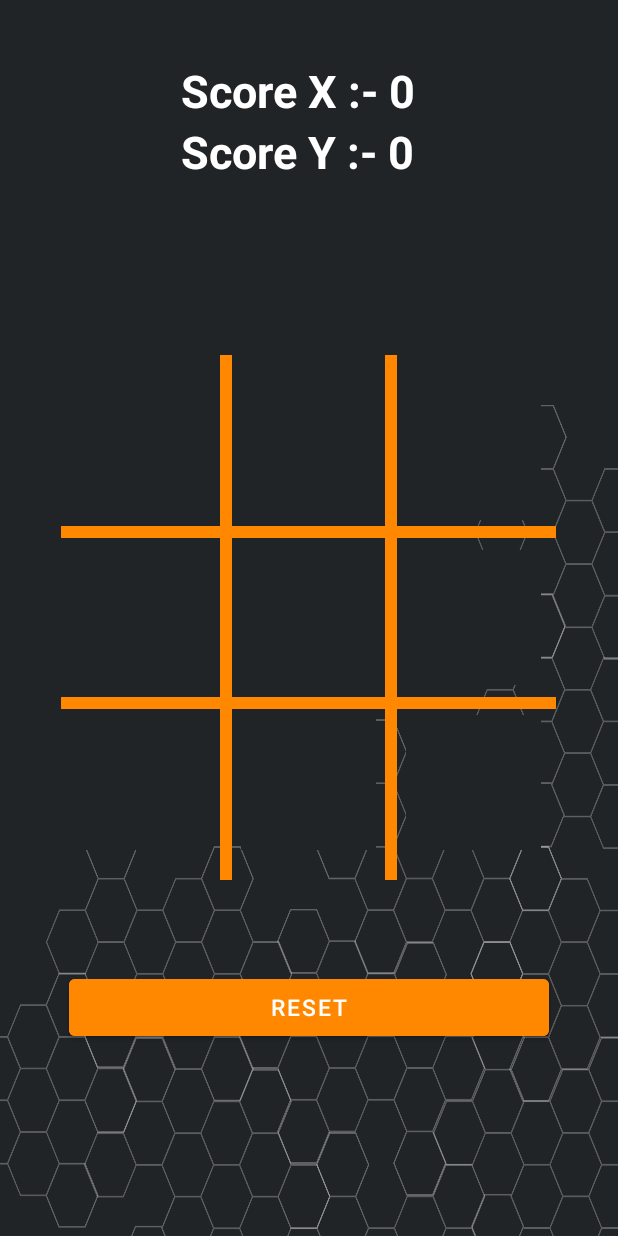
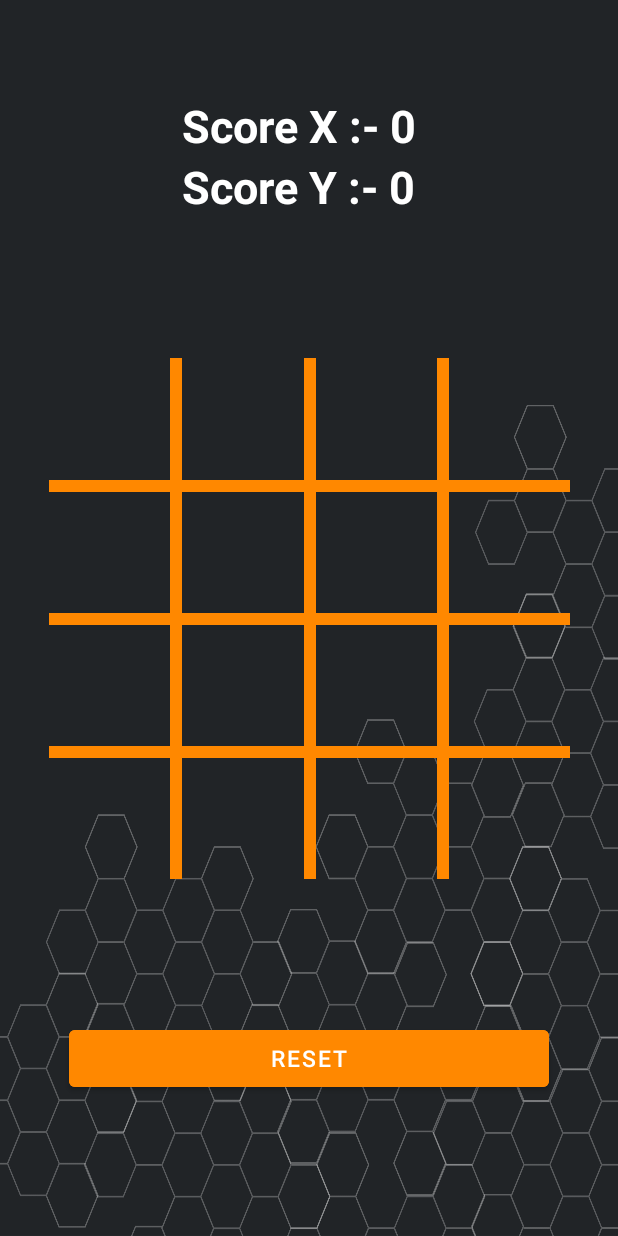
Before and after one commit to Yayawak/pig-pack-deng, an Android app: the screen it shows after launch (MainActivity), on a phone screen of 412 x 824 dp. Run offline under Robolectric (Android 15) with nearby library versions, the phone set to English and light mode, and no system bars.

Commit message:
Four tile XML

```diff
--- a/app/src/main/java/com/example/android_tic_tac_toe_app/MainActivity.java
+++ b/app/src/main/java/com/example/android_tic_tac_toe_app/MainActivity.java
@@ -14,7 +14,9 @@ import android.widget.TextView;
 public class MainActivity extends AppCompatActivity {
 
     //    variables for image view
-    ImageView button1,button2,button3,button4,button5,button6,button7,button8,button9;
+    ImageView button1,button2,button3,button4,button5,button6,button7,button8,button9,button10,button11,button12,button13,
+    button14,button15,button16;
+
 
     private String startGame = "X";
 
@@ -34,17 +36,24 @@ public class MainActivity extends AppCompatActivity {
     @Override
     protected void onCreate(Bundle savedInstanceState) {
         super.onCreate(savedInstanceState);
-        setContentView(R.layout.activity_main);
+        setContentView(R.layout.four_tile);
 
-        button1 = findViewById(R.id.buttonImage1);
-        button2 = findViewById(R.id.buttonImage2);
-        button3 = findViewById(R.id.buttonImage3);
-        button4 = findViewById(R.id.buttonImage4);
-        button5 = findViewById(R.id.buttonImage5);
-        button6 = findViewById(R.id.buttonImage6);
-        button7 = findViewById(R.id.buttonImage7);
-        button8 = findViewById(R.id.buttonImage8);
-        button9 = findViewById(R.id.buttonImage9);
+        button1 = findViewById(R.id.tile1);
+        button2 = findViewById(R.id.tile2);
+        button3 = findViewById(R.id.tile3);
+        button4 = findViewById(R.id.tile4);
+        button5 = findViewById(R.id.tile5);
+        button6 = findViewById(R.id.tile6);
+        button7 = findViewById(R.id.tile7);
+        button8 = findViewById(R.id.tile8);
+        button9 = findViewById(R.id.tile9);
+        button10 = findViewById(R.id.tile10);
+        button11 = findViewById(R.id.tile11);
+        button12 = findViewById(R.id.tile12);
+        button13 = findViewById(R.id.tile13);
+        button14 = findViewById(R.id.tile14);
+        button15 = findViewById(R.id.tile15);
+        button16 = findViewById(R.id.tile16);
 
         scorex = findViewById(R.id.ScoreX);
         scoreo = findViewById(R.id.ScoreY);
--- /dev/null
+++ b/app/src/main/res/layout/four_tile.xml
@@ -0,0 +1,274 @@
+<?xml version="1.0" encoding="utf-8"?>
+<androidx.constraintlayout.widget.ConstraintLayout xmlns:android="http://schemas.android.com/apk/res/android"
+    xmlns:app="http://schemas.android.com/apk/res-auto"
+    xmlns:tools="http://schemas.android.com/tools"
+    android:layout_width="match_parent"
+    android:layout_height="match_parent"
+    android:background="@drawable/bg_app"
+    tools:context=".MainActivity">
+
+    <!--    score board-->
+    <LinearLayout
+        android:layout_width="250dp"
+        android:layout_height="wrap_content"
+        android:layout_centerHorizontal="true"
+        android:layout_marginBottom="30dp"
+        android:orientation="vertical"
+        android:paddingLeft="40dp"
+        android:paddingRight="40dp"
+        app:layout_constraintEnd_toEndOf="parent"
+        app:layout_constraintStart_toStartOf="parent"
+        app:layout_constraintTop_toTopOf="parent"
+        app:layout_constraintBottom_toTopOf="@id/fourTile">
+
+        <!-- score of X-->
+        <TextView
+            android:id="@+id/ScoreX"
+            android:layout_width="match_parent"
+            android:layout_height="wrap_content"
+            android:text="Score X :- 0"
+            android:textColor="@color/white"
+            android:textSize="30sp"
+            android:textStyle="bold">
+
+        </TextView>
+
+        <!--  score of Y-->
+        <TextView
+            android:id="@+id/ScoreY"
+            android:layout_width="match_parent"
+            android:layout_height="wrap_content"
+            android:text="Score Y :- 0"
+            android:textColor="@color/white"
+            android:textSize="30sp"
+            android:textStyle="bold">
+
+        </TextView>
+    </LinearLayout>
+
+    <androidx.constraintlayout.widget.ConstraintLayout
+        android:id="@+id/fourTile"
+        android:layout_width="350dp"
+        android:layout_height="350dp"
+        app:layout_constraintBottom_toBottomOf="parent"
+        app:layout_constraintEnd_toEndOf="parent"
+        app:layout_constraintStart_toStartOf="parent"
+        app:layout_constraintTop_toTopOf="parent"
+        android:padding="1dp">
+
+        <!-- horizontal line -->
+        <RelativeLayout
+            android:id="@+id/firstHorizontalLine"
+            android:layout_width="0dp"
+            android:layout_height="8dp"
+            android:background="#FF8800"
+            app:layout_constraintBottom_toTopOf="@id/secondHorizontalLine"
+            app:layout_constraintEnd_toEndOf="parent"
+            app:layout_constraintStart_toStartOf="parent"
+            app:layout_constraintTop_toTopOf="parent" />
+
+        <RelativeLayout
+            android:id="@+id/secondHorizontalLine"
+            android:layout_width="0dp"
+            android:layout_height="8dp"
+            android:background="#FF8800"
+            app:layout_constraintBottom_toBottomOf="parent"
+            app:layout_constraintEnd_toEndOf="parent"
+            app:layout_constraintStart_toStartOf="parent"
+            app:layout_constraintTop_toTopOf="parent" />
+
+        <RelativeLayout
+            android:id="@+id/thirdHorizontalLine"
+            android:layout_width="0dp"
+            android:layout_height="8dp"
+            android:background="#FF8800"
+            app:layout_constraintBottom_toBottomOf="parent"
+            app:layout_constraintEnd_toEndOf="parent"
+            app:layout_constraintStart_toStartOf="parent"
+            app:layout_constraintTop_toBottomOf="@+id/secondHorizontalLine" />
+
+        <!-- Vertical line -->
+        <RelativeLayout
+            android:id="@+id/firstVerticalLine"
+            android:layout_width="8dp"
+            android:layout_height="0dp"
+            android:background="#FF8800"
+            app:layout_constraintBottom_toBottomOf="parent"
+            app:layout_constraintEnd_toStartOf="@+id/secondVerticalLine"
+            app:layout_constraintStart_toStartOf="parent"
+            app:layout_constraintTop_toTopOf="parent" />
+
+        <RelativeLayout
+            android:id="@+id/secondVerticalLine"
+            android:layout_width="8dp"
+            android:layout_height="0dp"
+            android:background="#FF8800"
+            app:layout_constraintBottom_toBottomOf="parent"
+            app:layout_constraintEnd_toEndOf="parent"
+            app:layout_constraintStart_toStartOf="parent"
+            app:layout_constraintTop_toTopOf="parent" />
+
+        <RelativeLayout
+            android:id="@+id/thirdVerticalLine"
+            android:layout_width="8dp"
+            android:layout_height="0dp"
+            android:background="#FF8800"
+            app:layout_constraintBottom_toBottomOf="parent"
+            app:layout_constraintEnd_toEndOf="parent"
+            app:layout_constraintStart_toEndOf="@id/secondVerticalLine"
+            app:layout_constraintTop_toTopOf="parent" />
+
+        <!--    First Row    -->
+
+        <ImageView
+            android:id="@+id/tile1"
+            android:layout_width="80dp"
+            android:layout_height="80dp"
+            app:layout_constraintStart_toStartOf="parent"
+            app:layout_constraintTop_toTopOf="parent" />
+
+        <ImageView
+            android:id="@+id/tile2"
+            android:layout_width="80dp"
+            android:layout_height="80dp"
+            app:layout_constraintEnd_toStartOf="@id/tile3"
+            app:layout_constraintStart_toEndOf="@id/tile1"
+            app:layout_constraintTop_toTopOf="parent" />
+
+        <ImageView
+            android:id="@+id/tile3"
+            android:layout_width="80dp"
+            android:layout_height="80dp"
+            app:layout_constraintEnd_toStartOf="@+id/tile4"
+            app:layout_constraintStart_toEndOf="@id/tile2"
+            app:layout_constraintTop_toTopOf="parent" />
+
+        <ImageView
+            android:id="@+id/tile4"
+            android:layout_width="80dp"
+            android:layout_height="80dp"
+            app:layout_constraintEnd_toEndOf="parent"
+            app:layout_constraintTop_toTopOf="parent" />
+
+        <!--   Second Row   -->
+
+        <ImageView
+            android:id="@+id/tile5"
+            android:layout_width="80dp"
+            android:layout_height="80dp"
+            app:layout_constraintBottom_toTopOf="@id/tile9"
+            app:layout_constraintStart_toStartOf="parent"
+            app:layout_constraintTop_toBottomOf="@id/tile1" />
+
+        <ImageView
+            android:id="@+id/tile6"
+            android:layout_width="80dp"
+            android:layout_height="80dp"
+            app:layout_constraintTop_toBottomOf="@id/tile2"
+            app:layout_constraintStart_toEndOf="@id/tile5"
+            app:layout_constraintEnd_toStartOf="@id/tile7"
+            app:layout_constraintBottom_toTopOf="@id/tile10"/>
+
+        <ImageView
+            android:id="@+id/tile7"
+            android:layout_width="80dp"
+            android:layout_height="80dp"
+            app:layout_constraintTop_toBottomOf="@id/tile3"
+            app:layout_constraintEnd_toStartOf="@id/tile8"
+            app:layout_constraintStart_toEndOf="@id/tile6"
+            app:layout_constraintBottom_toTopOf="@id/tile11"/>
+
+        <ImageView
+            android:id="@+id/tile8"
+            android:layout_width="80dp"
+            android:layout_height="80dp"
+            app:layout_constraintEnd_toEndOf="parent"
+            app:layout_constraintTop_toBottomOf="@id/tile4"
+            app:layout_constraintBottom_toTopOf="@id/tile12"/>
+
+        <!--  Third Row   -->
+
+        <ImageView
+            android:id="@+id/tile9"
+            android:layout_width="80dp"
+            android:layout_height="80dp"
+            app:layout_constraintBottom_toTopOf="@id/tile13"
+            app:layout_constraintTop_toBottomOf="@+id/tile5"
+            app:layout_constraintStart_toStartOf="parent"/>
+
+        <ImageView
+            android:id="@+id/tile10"
+            android:layout_width="80dp"
+            android:layout_height="80dp"
+            app:layout_constraintTop_toBottomOf="@id/tile6"
+            app:layout_constraintStart_toEndOf="@id/tile13"
+            app:layout_constraintBottom_toTopOf="@id/tile14"
+            app:layout_constraintEnd_toStartOf="@id/tile11"/>
+
+        <ImageView
+            android:id="@+id/tile11"
+            android:layout_width="80dp"
+            android:layout_height="80dp"
+            app:layout_constraintTop_toBottomOf="@id/tile7"
+            app:layout_constraintStart_toEndOf="@id/tile10"
+            app:layout_constraintEnd_toStartOf="@id/tile12"
+            app:layout_constraintBottom_toTopOf="@id/tile15"/>
+
+        <ImageView
+            android:id="@+id/tile12"
+            android:layout_width="80dp"
+            android:layout_height="80dp"
+            app:layout_constraintTop_toBottomOf="@id/tile8"
+            app:layout_constraintEnd_toEndOf="parent"
+            app:layout_constraintBottom_toTopOf="@id/tile16"/>
+
+        <!--   Fourth Row   -->
+
+        <ImageView
+            android:id="@+id/tile13"
+            android:layout_width="80dp"
+            android:layout_height="80dp"
+            app:layout_constraintBottom_toBottomOf="parent"
+            app:layout_constraintStart_toStartOf="parent" />
+
+        <ImageView
+            android:id="@+id/tile14"
+            android:layout_width="80dp"
+            android:layout_height="80dp"
+            app:layout_constraintBottom_toBottomOf="parent"
+            app:layout_constraintEnd_toStartOf="@+id/tile15"
+            app:layout_constraintStart_toEndOf="@id/tile13" />
+
+        <ImageView
+            android:id="@+id/tile15"
+            android:layout_width="80dp"
+            android:layout_height="80dp"
+            app:layout_constraintBottom_toBottomOf="parent"
+            app:layout_constraintEnd_toStartOf="@id/tile16"
+            app:layout_constraintStart_toEndOf="@id/tile14" />
+
+        <ImageView
+            android:id="@+id/tile16"
+            android:layout_width="80dp"
+            android:layout_height="80dp"
+            app:layout_constraintBottom_toBottomOf="parent"
+            app:layout_constraintEnd_toEndOf="parent" />
+
+    </androidx.constraintlayout.widget.ConstraintLayout>
+
+    <!--    Reset button-->
+    <Button
+        android:id="@+id/Reset"
+        android:layout_width="320dp"
+        android:layout_height="50dp"
+        android:backgroundTint="@android:color/holo_orange_dark"
+        android:text="Reset"
+        android:textColor="@color/white"
+        android:textSize="15sp"
+        app:layout_constraintBottom_toBottomOf="parent"
+        app:layout_constraintEnd_toEndOf="parent"
+        app:layout_constraintStart_toStartOf="parent"
+        app:layout_constraintTop_toBottomOf="@+id/fourTile" />
+
+
+</androidx.constraintlayout.widget.ConstraintLayout>
```
